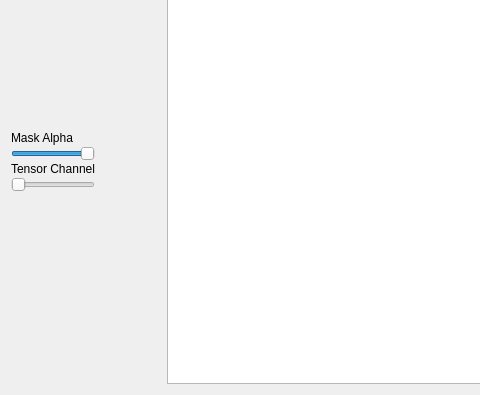
Old version of the form src/WhiskerToolbox/Media_Widget/Media_Widget.ui in the repository paulmthompson/WhiskerToolbox; both pictures show x 0 to 480 and y 166 to 561 of the 763 by 561 pixel window.
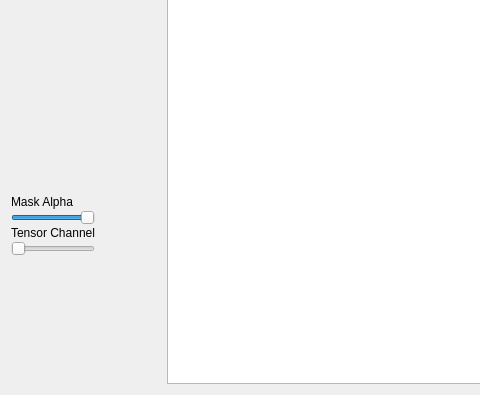
New version of the form. Custom widgets are drawn as their Qt base class.

Commit message: create media mask widget

What changed in the file:
```diff
--- a/src/WhiskerToolbox/Media_Widget/Media_Widget.ui
+++ b/src/WhiskerToolbox/Media_Widget/Media_Widget.ui
@@ -19,9 +19,9 @@
   <property name="windowTitle">
    <string>Form</string>
   </property>
-  <layout class="QHBoxLayout" name="horizontalLayout">
+  <layout class="QHBoxLayout" name="horizontalLayout" stretch="1,4">
    <item>
-    <layout class="QVBoxLayout" name="verticalLayout" stretch="0,0,0,0,0,0,0,0,0,0">
+    <layout class="QVBoxLayout" name="verticalLayout" stretch="0,0,0,0,0,0,0,0,0,0,0">
      <property name="spacing">
       <number>1</number>
      </property>
@@ -102,6 +102,17 @@
        </property>
       </widget>
      </item>
+     <item>
+      <widget class="QStackedWidget" name="stackedWidget">
+       <property name="sizePolicy">
+        <sizepolicy hsizetype="Preferred" vsizetype="Preferred">
+         <horstretch>0</horstretch>
+         <verstretch>0</verstretch>
+        </sizepolicy>
+       </property>
+       <widget class="QWidget" name="page"/>
+      </widget>
+     </item>
      <item>
       <widget class="QLabel" name="label">
        <property name="text">
```
The commit also changes 5 other files.
